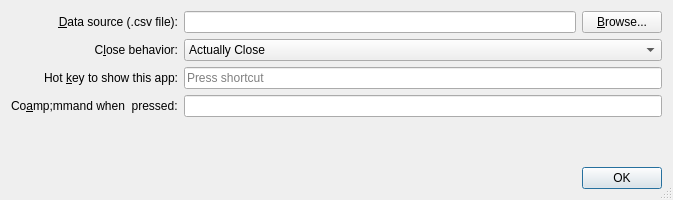
Before: the Qt Designer form settingsdialog.ui in andrewrk/ruff, drawn with Qt 5.
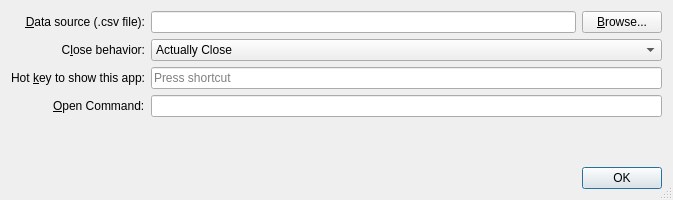
After: the same form once the commit is applied.

Commit message: instructions on how to enter a command to the readme

What changed in the file:
```diff
--- a/settingsdialog.ui
+++ b/settingsdialog.ui
@@ -88,7 +88,7 @@
      <item row="3" column="0">
       <widget class="QLabel" name="label_4">
        <property name="text">
-        <string>Co&amp;mmand when &lt;enter&gt; pressed:</string>
+        <string>&amp;Open Command:</string>
        </property>
        <property name="buddy">
         <cstring>commandText</cstring>
```
The commit also changes 2 other files.
